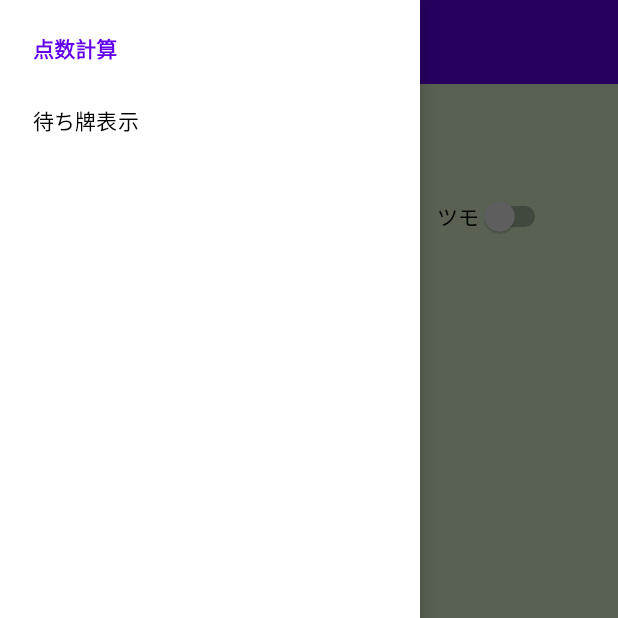
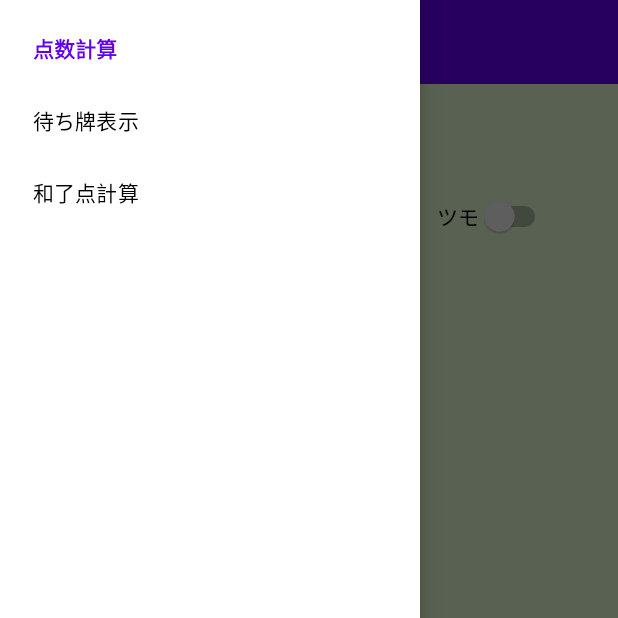
Before and after one commit to 17043003/MajanCalculator, an Android app: the screen it shows after launch (MainActivity), with the side drawer open, on a phone screen of 412 x 824 dp, the top half of it. Run offline under Robolectric (Android 15) with nearby library versions, the phone set to English and light mode, and no system bars; our stand-ins replace Dagger/Hilt's generated code, data binding, navigation-ui; network calls fail; 2 statements that could not run were skipped.

Commit message:
add: navigate hand point fragment.

```diff
--- /dev/null
+++ b/app/src/main/java/com/ishzk/android/majancalculator/ui/HandPointViewModel.kt
@@ -0,0 +1,6 @@
+package com.ishzk.android.majancalculator.ui
+
+import androidx.lifecycle.ViewModel
+
+class HandPointViewModel: ViewModel() {
+}
--- a/app/src/main/res/menu/menu_main_drawer.xml
+++ b/app/src/main/res/menu/menu_main_drawer.xml
@@ -8,4 +8,7 @@
     <item
         android:id="@+id/waitHandFragment"
         android:title="@string/menu_wait_hand_item" />
+    <item
+        android:id="@+id/handPointFragment"
+        android:title="@string/menu_hand_point_item" />
 </menu>
--- a/app/src/main/res/navigation/navigation_main.xml
+++ b/app/src/main/res/navigation/navigation_main.xml
@@ -13,10 +13,17 @@
         <action
             android:id="@+id/action_calculatorFragment_to_waitHandFragment"
             app:destination="@id/waitHandFragment" />
+        <action
+            android:id="@+id/action_calculatorFragment_to_handPointFragment"
+            app:destination="@id/handPointFragment" />
     </fragment>
     <fragment
         android:id="@+id/waitHandFragment"
         android:name="com.ishzk.android.majancalculator.ui.WaitHandFragment"
         android:label="fragment_wait_hand"
         tools:layout="@layout/fragment_wait_hand" />
+    <fragment
+        android:id="@+id/handPointFragment"
+        android:name="com.ishzk.android.majancalculator.ui.HandPointFragment"
+        android:label="fragment_hand_point" />
 </navigation>
--- a/app/src/main/res/values/strings.xml
+++ b/app/src/main/res/values/strings.xml
@@ -11,6 +11,7 @@
     <string name="ron_switch">ロン</string>
     <string name="menu_calculate_item">点数計算</string>
     <string name="menu_wait_hand_item">待ち牌表示</string>
+    <string name="menu_hand_point_item">和了点計算</string>
     <string name="image_m1_button">select m1 as hands</string>
     <string name="image_m2_button">select m2 as hands</string>
     <string name="image_m3_button">select m3 as hands</string>
```
Also changed, not shown: app/src/main/java/com/ishzk/android/majancalculator/ui/HandPointFragment.kt (added, +36 -0 lines), app/src/main/res/layout/fragment_hand_point.xml (added, +19 -0 lines), 1 other file.
